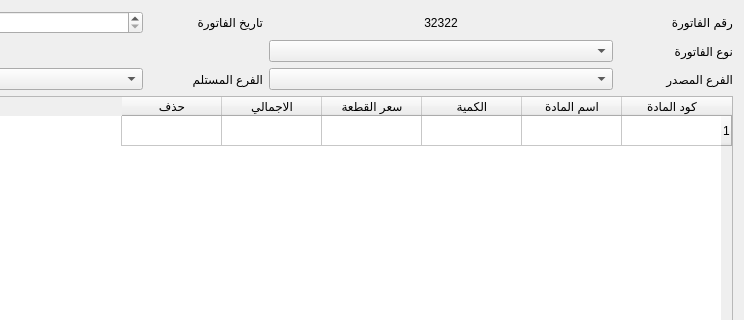
sameraga/waerhouses, file internal_imex.ui: the form before one commit; both pictures show x 211 to 955 and y 0 to 320 of the 955 by 720 pixel window.
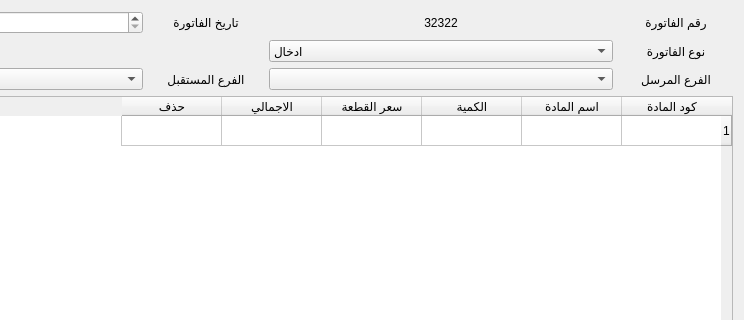
The form after the commit.

Diff of the .ui file:
```diff
--- a/internal_imex.ui
+++ b/internal_imex.ui
@@ -26,6 +26,9 @@
          <property name="text">
           <string>نوع الفاتورة</string>
          </property>
+         <property name="alignment">
+          <set>Qt::AlignCenter</set>
+         </property>
         </widget>
        </item>
        <item row="3" column="1">
@@ -53,7 +56,10 @@
        <item row="3" column="2">
         <widget class="QLabel" name="label_23">
          <property name="text">
-          <string>الفرع المستلم</string>
+          <string>الفرع المستقبل</string>
+         </property>
+         <property name="alignment">
+          <set>Qt::AlignCenter</set>
          </property>
         </widget>
        </item>
@@ -62,6 +68,9 @@
          <property name="text">
           <string>تاريخ الفاتورة</string>
          </property>
+         <property name="alignment">
+          <set>Qt::AlignCenter</set>
+         </property>
         </widget>
        </item>
        <item row="0" column="1">
@@ -85,12 +94,18 @@
          <property name="text">
           <string>رقم الفاتورة</string>
          </property>
+         <property name="alignment">
+          <set>Qt::AlignCenter</set>
+         </property>
         </widget>
        </item>
        <item row="3" column="0">
         <widget class="QLabel" name="label_22">
          <property name="text">
-          <string>الفرع المصدر</string>
+          <string>الفرع المرسل</string>
+         </property>
+         <property name="alignment">
+          <set>Qt::AlignCenter</set>
          </property>
         </widget>
        </item>
@@ -132,11 +147,6 @@
          <property name="layoutDirection">
           <enum>Qt::LeftToRight</enum>
          </property>
-         <item>
-          <property name="text">
-           <string/>
-          </property>
-         </item>
          <item>
           <property name="text">
            <string>ادخال</string>
```
Left out of the diff: 15 changed lines with no effect on the pictures.
